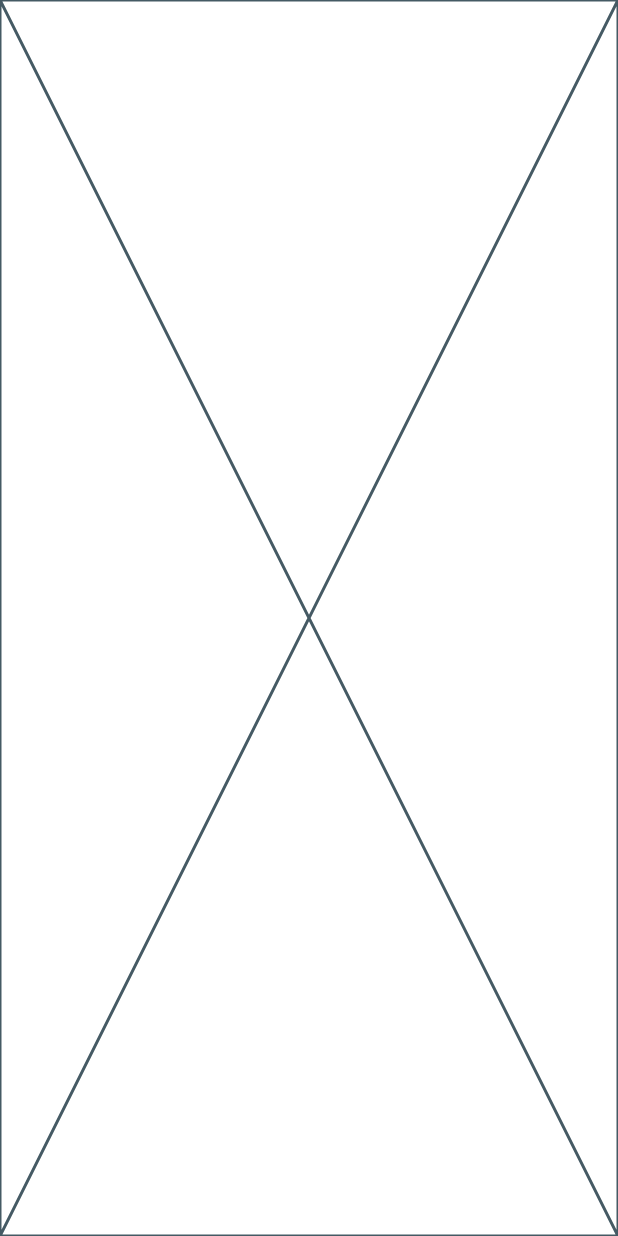
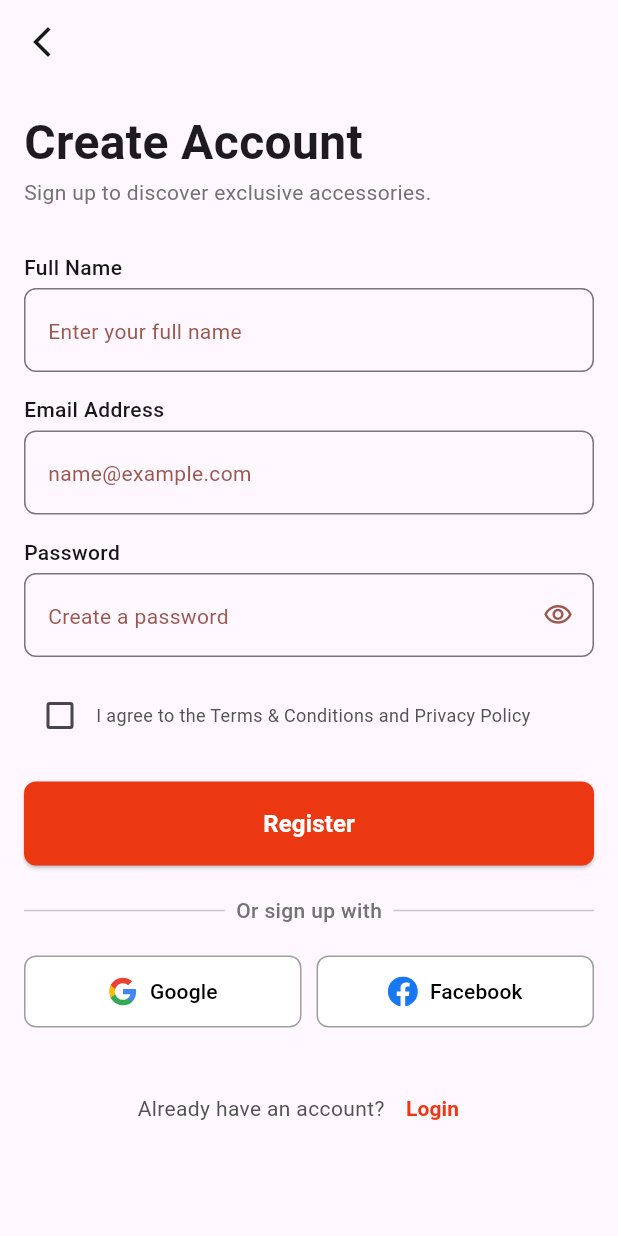
Before and after one commit to yousef1719/graduation_project_nti, a Flutter app: the screen it shows after launch, on a phone screen of 412 x 824 dp. Run offline on Flutter 3.47's test engine with Material 3 defaults, Android fonts, the phone set to English and light mode, and no system bars; our stand-ins replace flutter_svg.

Commit message:
Add register screen UI and auth assets

```diff
--- /dev/null
+++ b/lib/features/auth/presentation/screens/register_screen.dart
@@ -0,0 +1,252 @@
+import 'dart:developer';
+
+import 'package:flutter/material.dart';
+import 'package:flutter_svg/flutter_svg.dart';
+import 'package:graduation_project_nti/features/auth/presentation/widgets/custom_TextFormField.dart';
+
+class RegisterScreen extends StatefulWidget {
+  const RegisterScreen({super.key});
+
+  @override
+  State<RegisterScreen> createState() => _RegisterScreenState();
+}
+
+class _RegisterScreenState extends State<RegisterScreen> {
+  bool isActive = false;
+  bool? isCheckBoxActive = false;
+
+  final TextEditingController fullNameController = TextEditingController();
+  final TextEditingController emailController = TextEditingController();
+  final TextEditingController passwordController = TextEditingController();
+
+  @override
+  void dispose() {
+    super.dispose();
+    fullNameController.dispose();
+    emailController.dispose();
+    passwordController.dispose();
+  }
+
+  @override
+  Widget build(BuildContext context) {
+    return Scaffold(
+      appBar: AppBar(
+        backgroundColor: Colors.transparent,
+        leading: IconButton(
+          onPressed: () {},
+          icon: Icon(
+            Icons.arrow_back_ios_new_outlined,
+            color: Color(0XFF171717),
+          ),
+        ),
+      ),
+      body: SafeArea(
+        child: Padding(
+          padding: const EdgeInsets.all(16),
+          child: SingleChildScrollView(
+            keyboardDismissBehavior: ScrollViewKeyboardDismissBehavior.onDrag,
+            padding: EdgeInsets.only(
+              bottom: MediaQuery.of(context).viewInsets.bottom,
+            ),
+            child: Column(
+              crossAxisAlignment: CrossAxisAlignment.start,
+              children: [
+                Text(
+                  'Create Account',
+                  style: TextStyle(fontSize: 32, fontWeight: FontWeight.w700),
+                ),
+                Text(
+                  'Sign up to discover exclusive accessories.',
+                  style: TextStyle(
+                    fontSize: 14,
+                    fontWeight: FontWeight.w400,
+                    color: Color(0xff737373),
+                  ),
+                ),
+                SizedBox(height: 30),
+                CustomTextField(
+                  labelText: "Full Name",
+                  hintText: "Enter your full name",
+                  controller: fullNameController,
+                ),
+                SizedBox(height: 10),
+                CustomTextField(
+                  labelText: "Email Address",
+                  hintText: "name@example.com",
+                  controller: emailController,
+                ),
+                SizedBox(height: 10),
+                CustomTextField(
+                  labelText: "Password",
+                  hintText: "Create a password",
+                  obscureText: isActive,
+                  suffixIcon: IconButton(
+                    onPressed: () {
+                      setState(() {
+                        isActive = !isActive;
+                      });
+                    },
+                    icon: Icon(
+                      isActive
+                          ? Icons.visibility_off_outlined
+                          : Icons.visibility_outlined,
+                    ),
+                    color: Color(0xff9A594C),
+                    iconSize: 20,
+                  ),
+                  controller: passwordController,
+                ),
+                SizedBox(height: 10),
+                Row(
+                  mainAxisAlignment: MainAxisAlignment.start,
+                  children: [
+                    Checkbox(
+                      value: isCheckBoxActive,
+                      checkColor: Colors.white,
+                      activeColor: Color(0xffEC3713),
+                      onChanged: (newValue) {
+                        setState(() {
+                          isCheckBoxActive = newValue;
+                        });
+                        log(isCheckBoxActive.toString());
+                      },
+                    ),
+                    Expanded(
+                      child: Text(
+                        'I agree to the Terms & Conditions and Privacy Policy',
+                        style: TextStyle(
+                          fontSize: 12,
+                          fontWeight: FontWeight.w400,
+                          color: Color(0xff525252),
+                        ),
+                      ),
+                    ),
+                  ],
+                ),
+                SizedBox(height: 20),
+                ElevatedButton(
+                  style: ElevatedButton.styleFrom(
+                    backgroundColor: Color(0xffEC3713),
+                    minimumSize: Size(double.infinity, 56),
+                    shape: RoundedRectangleBorder(
+                      borderRadius: BorderRadiusGeometry.circular(8),
+                    ),
+                  ),
+                  onPressed: () {},
+                  child: Text(
+                    'Register',
+                    style: TextStyle(
+                      color: Colors.white,
+                      fontSize: 16,
+                      fontWeight: FontWeight.w700,
+                    ),
+                  ),
+                ),
+                SizedBox(height: 20),
+                Row(
+                  children: [
+                    Expanded(child: Divider(thickness: 1)),
+                    Text(
+                      '  Or sign up with  ',
+                      style: TextStyle(
+                        fontSize: 14,
+                        fontWeight: FontWeight.w500,
+                        color: Color(0xff737373),
+                      ),
+                    ),
+                    Expanded(child: Divider(thickness: 1)),
+                  ],
+                ),
+                SizedBox(height: 20),
+                Row(
+                  children: [
+                    Expanded(
+                      child: OutlinedButton.icon(
+                        onPressed: () {},
+                        style: OutlinedButton.styleFrom(
+                          backgroundColor: Colors.white,
+                          side: BorderSide(color: Colors.grey),
+                          shape: RoundedRectangleBorder(
+                            borderRadius: BorderRadius.circular(8),
+                          ),
+                          padding: EdgeInsets.symmetric(horizontal: 12),
+                          minimumSize: Size(double.infinity, 48),
+                        ),
+                        icon: SizedBox(
+                          width: 20,
+                          height: 20,
+                          child: SvgPicture.asset('assets/icons/google.svg'),
+                        ),
+                        label: Text(
+                          'Google',
+                          style: TextStyle(
+                            fontSize: 14,
+                            color: Colors.black,
+                            fontWeight: FontWeight.w500,
+                          ),
+                        ),
+                      ),
+                    ),
+                    SizedBox(width: 10),
+                    Expanded(
+                      child: OutlinedButton.icon(
+                        onPressed: () {},
+                        style: OutlinedButton.styleFrom(
+                          backgroundColor: Colors.white,
+                          side: BorderSide(color: Colors.grey),
+                          shape: RoundedRectangleBorder(
+                            borderRadius: BorderRadius.circular(8),
+                          ),
+                          padding: EdgeInsets.symmetric(horizontal: 12),
+                          minimumSize: Size(double.infinity, 48),
+                        ),
+                        icon: SizedBox(
+                          width: 20,
+                          height: 20,
+                          child: SvgPicture.asset('assets/icons/facebook.svg'),
+                        ),
+                        label: Text(
+                          'Facebook',
+                          style: TextStyle(
+                            fontSize: 14,
+                            color: Colors.black,
+                            fontWeight: FontWeight.w500,
+                          ),
+                        ),
+                      ),
+                    ),
+                  ],
+                ),
+                SizedBox(height: 30),
+                Row(
+                  mainAxisAlignment: MainAxisAlignment.center,
+                  children: [
+                    Text(
+                      'Already have an account?',
+                      style: TextStyle(
+                        fontSize: 14,
+                        fontWeight: FontWeight.w400,
+                        color: Color(0xff525252),
+                      ),
+                    ),
+                    TextButton(
+                      onPressed: () {},
+                      child: Text(
+                        'Login',
+                        style: TextStyle(
+                          fontSize: 14,
+                          fontWeight: FontWeight.w700,
+                          color: Color(0XFFEC3713),
+                        ),
+                      ),
+                    ),
+                  ],
+                ),
+              ],
+            ),
+          ),
+        ),
+      ),
+    );
+  }
+}
--- /dev/null
+++ b/lib/features/auth/presentation/widgets/custom_TextFormField.dart
@@ -0,0 +1,60 @@
+import 'package:flutter/material.dart';
+
+class CustomTextField extends StatelessWidget {
+  const CustomTextField({
+    super.key,
+    required this.labelText,
+    required this.hintText,
+    required this.controller,
+    this.obscureText,
+    this.suffixIcon,
+    this.keyboardType,
+    this.maxLines = 1,
+  });
+
+  final String labelText, hintText;
+  final TextEditingController controller;
+  final bool? obscureText;
+  final Widget? suffixIcon;
+  final TextInputType? keyboardType;
+  final int maxLines;
+
+  @override
+  Widget build(BuildContext context) {
+    return Column(
+      crossAxisAlignment: CrossAxisAlignment.start,
+      children: [
+        Text(
+          labelText,
+          style: TextStyle(
+            color: Color(0XFF171717),
+            fontSize: 14,
+            fontWeight: FontWeight.w500,
+          ),
+        ),
+        SizedBox(height: 4),
+        TextFormField(
+          controller: controller,
+          cursorColor: Color(0xff9A594C),
+          keyboardType: keyboardType,
+          maxLines: maxLines,
+          autovalidateMode: AutovalidateMode.onUserInteraction,
+          obscureText: obscureText ?? false,
+          decoration: InputDecoration(
+            suffixIcon: suffixIcon,
+            hint: Text(hintText, style: TextStyle(color: Color(0xff9A594C))),
+            border: OutlineInputBorder(
+              borderRadius: BorderRadius.circular(8),
+              borderSide: BorderSide(color: Color(0xffE2E2E2)),
+            ),
+            focusedBorder: OutlineInputBorder(
+              borderRadius: BorderRadius.circular(8),
+              borderSide: BorderSide(color: Color(0xff9A594C), width: 1),
+            ),
+          ),
+        ),
+        SizedBox(height: 5),
+      ],
+    );
+  }
+}
--- a/lib/main.dart
+++ b/lib/main.dart
@@ -1,4 +1,5 @@
 import 'package:flutter/material.dart';
+import 'package:graduation_project_nti/features/auth/presentation/screens/register_screen.dart';
 
 void main() {
   runApp(const GraduationProjectNti());
@@ -9,6 +10,12 @@ class GraduationProjectNti extends StatelessWidget {
 
   @override
   Widget build(BuildContext context) {
-    return const Placeholder();
+    return MaterialApp(
+      routes: {'/register_screen': (context) => RegisterScreen()},
+      initialRoute: '/register_screen',
+      title: 'E-commerce',
+      debugShowCheckedModeBanner: false,
+      home: RegisterScreen(),
+    );
   }
 }
```
Also changed, not shown: pubspec.yaml (+6 -13 lines), assets/icons/facebook.svg (added), assets/icons/google.svg (added), 1 other file.
